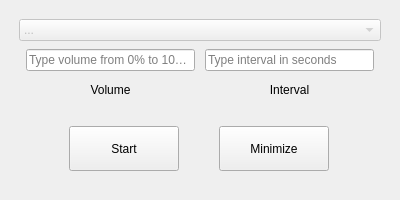
TheLordn415/StaticMicrophoneVolume, file gui/user_interface/frames/MainWindow.ui: the form before one commit.
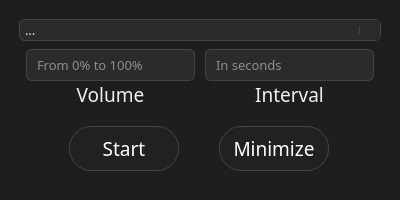
The form after the commit. Icons and pictures are not drawn.

Diff of the .ui file:
```diff
--- a/gui/user_interface/frames/MainWindow.ui
+++ b/gui/user_interface/frames/MainWindow.ui
@@ -36,6 +36,16 @@
     <normaloff>:/images/images/microphone-black-shape.ico</normaloff>:/images/images/microphone-black-shape.ico</iconset>
   </property>
   <widget class="QWidget" name="centralwidget">
+   <property name="styleSheet">
+    <string notr="true">QWidget {
+    background-color: #1e1e1e;         /* Dark solid background */
+    color: #f0f0f0;                    /* Default light text color */
+}
+
+QWidget:hover {
+    /* Optional: slight brightness change on hover if needed */
+}</string>
+   </property>
    <layout class="QVBoxLayout" name="verticalLayout_2">
     <item>
      <layout class="QVBoxLayout" name="verticalLayout">
@@ -77,6 +87,46 @@
           <height>22</height>
          </size>
         </property>
+        <property name="font">
+         <font>
+          <family>Audiowide</family>
+          <pointsize>10</pointsize>
+         </font>
+        </property>
+        <property name="styleSheet">
+         <string notr="true">QComboBox {
+    background-color: #2b2b2b;         /* Dark background */
+    color: #f0f0f0;                    /* Light text color */
+    border: 1px solid #444444;         /* Subtle border */
+    border-radius: 6px;                 /* Rounded corners */
+	padding-left: 5px;
+}
+
+QComboBox:hover {
+    border: 1px solid #5a9bd5;         /* Blue border on hover */
+    background-color: #303030;          /* Slightly lighter background */
+}
+
+QComboBox:focus {
+    border: 3px solid #5a9bd5;         /* Blue border on focus */
+    background-color: #303030;          /* Slightly lighter background */
+}
+
+QComboBox::drop-down {
+    subcontrol-origin: padding;
+    subcontrol-position: top right;
+    width: 20px;                        /* Width of the drop-down button */
+    border-left: 1px solid #444444;     /* Divider between text and arrow */
+    border-radius: 0 6px 6px 0;         /* Match combo box rounding */
+    background-color: #2b2b2b;          /* Match background */
+}
+
+QComboBox::down-arrow {
+    image: url(:/images/images/down-arrow.png); /* Arrow image, white */
+    width: 12px;
+    height: 12px;
+}</string>
+        </property>
         <property name="editable">
          <bool>false</bool>
         </property>
@@ -149,8 +199,31 @@
                 <height>16777215</height>
                </size>
               </property>
+              <property name="font">
+               <font>
+                <family>Audiowide</family>
+                <pointsize>10</pointsize>
+               </font>
+              </property>
+              <property name="styleSheet">
+               <string notr="true">QLineEdit {
+    background-color: #2b2b2b;      /* Dark background */
+    color: #f0f0f0;                  /* Light text color */
+    border: 1px solid #444444;       /* Subtle border */
+    border-radius: 6px;              /* Rounded corners */
+    padding: 5px 8px;                /* Inner padding */
+    selection-background-color: #5555aa; /* Text selection color */
+    selection-color: white;          /* Text selection text color */
+}
+
+QLineEdit:focus {
+    border: 3px solid #5a9bd5;       /* Blue border on focus */
+    background-color: #303030;       /* Slightly lighter on focus */
+}
+</string>
+              </property>
               <property name="placeholderText">
-               <string>Type volume from 0% to 100%</string>
+               <string>From 0% to 100%</string>
               </property>
              </widget>
             </item>
@@ -162,6 +235,12 @@
                 <height>22</height>
                </size>
               </property>
+              <property name="font">
+               <font>
+                <family>Audiowide</family>
+                <pointsize>14</pointsize>
+               </font>
+              </property>
               <property name="text">
                <string>Volume</string>
               </property>
@@ -203,6 +282,29 @@
                 <height>16777215</height>
                </size>
               </property>
+              <property name="font">
+               <font>
+                <family>Audiowide</family>
+                <pointsize>10</pointsize>
+               </font>
+              </property>
+              <property name="styleSheet">
+               <string notr="true">QLineEdit {
+    background-color: #2b2b2b;      /* Dark background */
+    color: #f0f0f0;                  /* Light text color */
+    border: 1px solid #444444;       /* Subtle border */
+    border-radius: 6px;              /* Rounded corners */
+    padding: 5px 8px;                /* Inner padding */
+    selection-background-color: #5555aa; /* Text selection color */
+    selection-color: white;          /* Text selection text color */
+}
+
+QLineEdit:focus {
+    border: 3px solid #5a9bd5;       /* Blue border on focus */
+    background-color: #303030;       /* Slightly lighter on focus */
+}
+</string>
+              </property>
               <property name="text">
                <string/>
               </property>
@@ -210,7 +312,7 @@
                <set>Qt::AlignLeading|Qt::AlignLeft|Qt::AlignVCenter</set>
               </property>
               <property name="placeholderText">
-               <string>Type interval in seconds</string>
+               <string>In seconds</string>
               </property>
              </widget>
             </item>
@@ -234,6 +336,12 @@
                 <height>16777215</height>
                </size>
               </property>
+              <property name="font">
+               <font>
+                <family>Audiowide</family>
+                <pointsize>14</pointsize>
+               </font>
+              </property>
               <property name="text">
                <string>Interval</string>
               </property>
@@ -282,6 +390,31 @@
             <height>45</height>
            </size>
           </property>
+          <property name="font">
+           <font>
+            <family>Audiowide</family>
+            <pointsize>14</pointsize>
+           </font>
+          </property>
+          <property name="styleSheet">
+           <string notr="true">QPushButton {
+	color: #ffffff;
+	border-radius: 22px;
+	background: #212121;
+	border: 1px solid #444444;       /* Subtle border */
+}
+
+QPushButton:hover {
+	background-color: #2a2a2a;
+}
+
+QPushButton:pressed {
+	color: #666666;
+	background-color: #1a1a1a;
+	border: 3px solid #5a9bd5;
+	padding-top: 0.5em;
+}</string>
+          </property>
           <property name="text">
            <string>Start</string>
           </property>
@@ -301,6 +434,31 @@
             <height>45</height>
            </size>
           </property>
+          <property name="font">
+           <font>
+            <family>Audiowide</family>
+            <pointsize>14</pointsize>
+           </font>
+          </property>
+          <property name="styleSheet">
+           <string notr="true">QPushButton {
+	color: #ffffff;
+	border-radius: 22px;
+	background: #212121;
+	border: 1px solid #444444;       /* Subtle border */
+}
+
+QPushButton:hover {
+	background-color: #2a2a2a;
+}
+
+QPushButton:pressed {
+	color: #666666;
+	background-color: #1a1a1a;
+	border: 3px solid #5a9bd5;
+	padding-top: 0.5em;
+}</string>
+          </property>
           <property name="text">
            <string>Minimize</string>
           </property>
```
